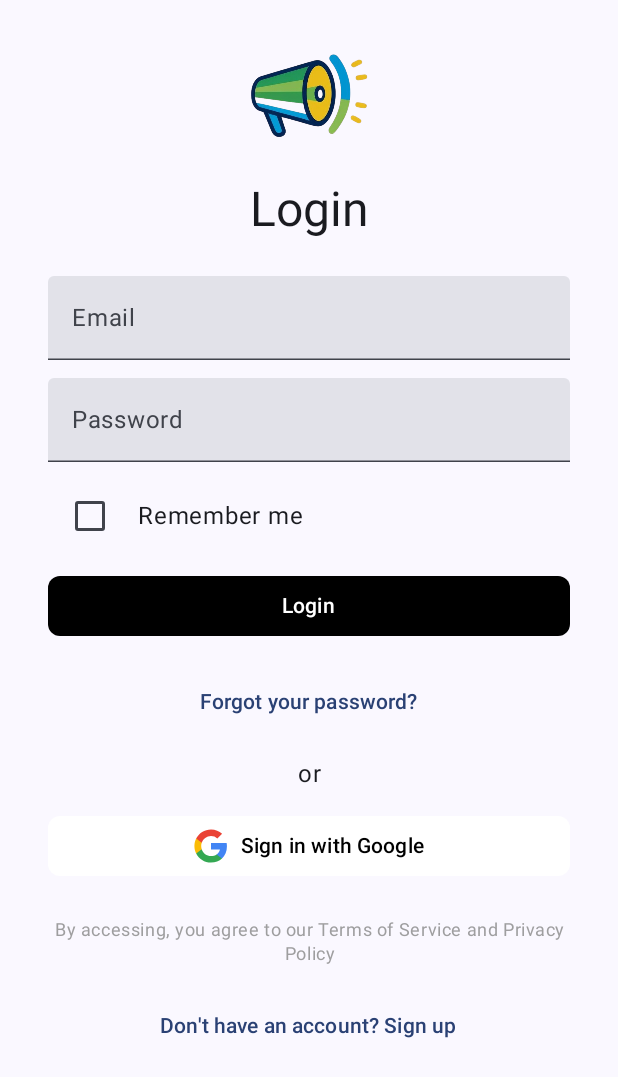
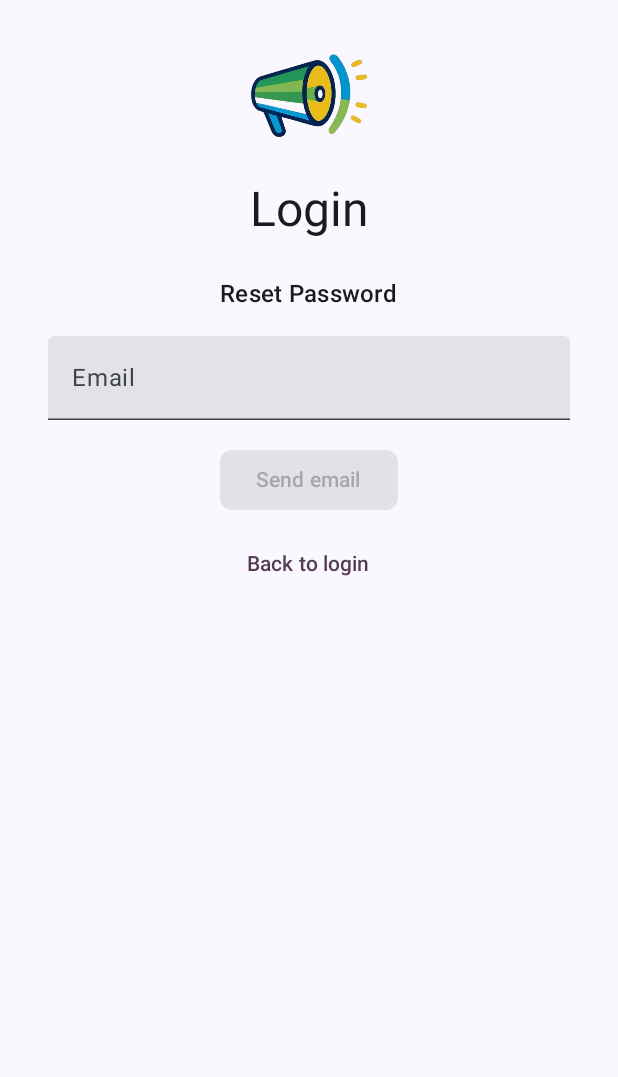
Before and after one commit to FrancescoPazz/UniBoard, an Android app built with Jetpack Compose: the screen it shows after launch (MainActivity), after a tap on "Forgot your password?", on a phone screen of 412 x 824 dp. Shown: the top 1077 px of the screen. Run offline under Robolectric (Android 15) with nearby library versions, the phone set to English and light mode, and no system bars; our stand-ins replace Firebase (no records; nobody signed in at launch, a user with empty details on screens opened directly), livedata-compose.

Commit message:
Add password reset functionality to authentication flow

```diff
--- a/UniBoard/app/src/main/java/com/unibo/pazzagliacasadei/uniboard/ui/Navigation.kt
+++ b/UniBoard/app/src/main/java/com/unibo/pazzagliacasadei/uniboard/ui/Navigation.kt
@@ -65,6 +65,9 @@ fun UniBoardNavGraph(
                     signUp = { name, surname, email, password ->
                         authViewModel.signUp(name, surname, email, password)
                     },
+                    resetPassword = { email ->
+                        authViewModel.sendPasswordResetEmail(email)
+                    }
                 )
                 AuthScreen(navController, authParams)
             }
--- a/UniBoard/app/src/main/java/com/unibo/pazzagliacasadei/uniboard/ui/contracts/AuthModels.kt
+++ b/UniBoard/app/src/main/java/com/unibo/pazzagliacasadei/uniboard/ui/contracts/AuthModels.kt
@@ -6,6 +6,7 @@ data class AuthParams(
     val authState: LiveData<AuthState>,
     val login: (email: String, password: String) -> Unit,
     val signUp: (email: String, password: String, name: String, surname: String) -> Unit,
+    val resetPassword: (email: String) -> Unit
 )
 
 sealed class AuthState {
--- a/UniBoard/app/src/main/java/com/unibo/pazzagliacasadei/uniboard/ui/screens/auth/AuthScreen.kt
+++ b/UniBoard/app/src/main/java/com/unibo/pazzagliacasadei/uniboard/ui/screens/auth/AuthScreen.kt
@@ -13,6 +13,9 @@ import androidx.compose.foundation.layout.padding
 import androidx.compose.foundation.layout.width
 import androidx.compose.foundation.rememberScrollState
 import androidx.compose.foundation.verticalScroll
+import androidx.compose.material.icons.Icons
+import androidx.compose.material.icons.filled.Email
+import androidx.compose.material3.ButtonDefaults
 import androidx.compose.material3.Checkbox
 import androidx.compose.material3.MaterialTheme
 import androidx.compose.material3.Scaffold
@@ -21,9 +24,11 @@ import androidx.compose.material3.TextButton
 import androidx.compose.material3.TextField
 import androidx.compose.runtime.Composable
 import androidx.compose.runtime.LaunchedEffect
+import androidx.compose.runtime.getValue
 import androidx.compose.runtime.livedata.observeAsState
 import androidx.compose.runtime.mutableStateOf
 import androidx.compose.runtime.remember
+import androidx.compose.runtime.setValue
 import androidx.compose.ui.Alignment
 import androidx.compose.ui.Modifier
 import androidx.compose.ui.draw.alpha
@@ -55,6 +60,7 @@ fun AuthScreen(
     val name = remember { mutableStateOf("") }
     val surname = remember { mutableStateOf("") }
     val rememberMe = remember { mutableStateOf(false) }
+    var isResetMode by remember { mutableStateOf(false) }
 
     LaunchedEffect(authState.value) {
         when (authState.value) {
@@ -101,6 +107,7 @@ fun AuthScreen(
                 textAlign = TextAlign.Center
             )
             Spacer(modifier = Modifier.height(24.dp))
+            if(!isResetMode) {
                 if (!isLoginMode.value) {
                     TextField(value = name.value,
                         onValueChange = { name.value = it },
@@ -178,7 +185,7 @@ fun AuthScreen(
                 )
                 Spacer(modifier = Modifier.height(16.dp))
                 if (isLoginMode.value) {
-                TextButton(onClick = { /* TODO */ }) {
+                    TextButton(onClick = { isResetMode = true },) {
                         Text(text = stringResource(R.string.forgot_password))
                     }
                     Spacer(modifier = Modifier.height(12.dp))
@@ -220,6 +227,35 @@ fun AuthScreen(
                         else stringResource(R.string.already_have_account)
                     )
                 }
+            } else {
+                Text(
+                    text = stringResource(R.string.reset_password_title),
+                    style = MaterialTheme.typography.titleMedium
+                )
+                Spacer(Modifier.height(16.dp))
+                TextField(value = email.value,
+                    onValueChange = { email.value = it },
+                    label = { Text(text = stringResource(id = R.string.email)) },
+                    modifier = Modifier.fillMaxWidth()
+                )
+                Spacer(Modifier.height(16.dp))
+                AuthButton(
+                    text = stringResource(R.string.send_reset_email),
+                    onClick = {
+                        authParams.resetPassword(email.value.trim())
+                    },
+                    enabled = email.value.isNotBlank() && authState.value != AuthState.Loading
+                )
+                Spacer(Modifier.height(8.dp))
+                TextButton(
+                    onClick = { isResetMode = false },
+                    colors = ButtonDefaults.textButtonColors(
+                        contentColor = MaterialTheme.colorScheme.tertiary
+                    )
+                ) {
+                    Text(stringResource(R.string.back_to_login))
+                }
+            }
         }
     })
 }
--- a/UniBoard/app/src/main/java/com/unibo/pazzagliacasadei/uniboard/ui/screens/auth/AuthViewModel.kt
+++ b/UniBoard/app/src/main/java/com/unibo/pazzagliacasadei/uniboard/ui/screens/auth/AuthViewModel.kt
@@ -1,5 +1,6 @@
 package com.unibo.pazzagliacasadei.uniboard.ui.screens.auth
 
+import android.content.Context
 import androidx.lifecycle.LiveData
 import androidx.lifecycle.MutableLiveData
 import androidx.lifecycle.ViewModel
@@ -62,4 +63,22 @@ class AuthViewModel : ViewModel() {
         auth.signOut()
         _authState.value = AuthState.Unauthenticated
     }
+
+    fun sendPasswordResetEmail(email: String) {
+        if (email.isEmpty()) {
+            _authState.value = AuthState.Error("ERROR : Empty email")
+            return
+        }
+
+        _authState.value = AuthState.Loading
+        auth.sendPasswordResetEmail(email).addOnCompleteListener { task ->
+            if (task.isSuccessful) {
+                _authState.value = AuthState.Unauthenticated
+            } else {
+                _authState.value = AuthState.Error(
+                    task.exception?.message ?: "ERROR : Password reset failed"
+                )
+            }
+        }
+    }
 }
--- a/UniBoard/app/src/main/res/values/strings.xml
+++ b/UniBoard/app/src/main/res/values/strings.xml
@@ -17,6 +17,9 @@
     <string name="name">Name</string>
     <string name="surname">Surname</string>
     <string name="confirm_password">Confirm password</string>
+    <string name="send_reset_email">Send email</string>
+    <string name="back_to_login">Back to login</string>
+    <string name="reset_password_title">Reset Password</string>
     <!-- Settings page -->
     <string name="theme">Theme</string>
     <string name="lightMode">Light theme</string>
```
Also changed, not shown: 1 other file. Lines whose indentation alone changed are shown as unchanged.
